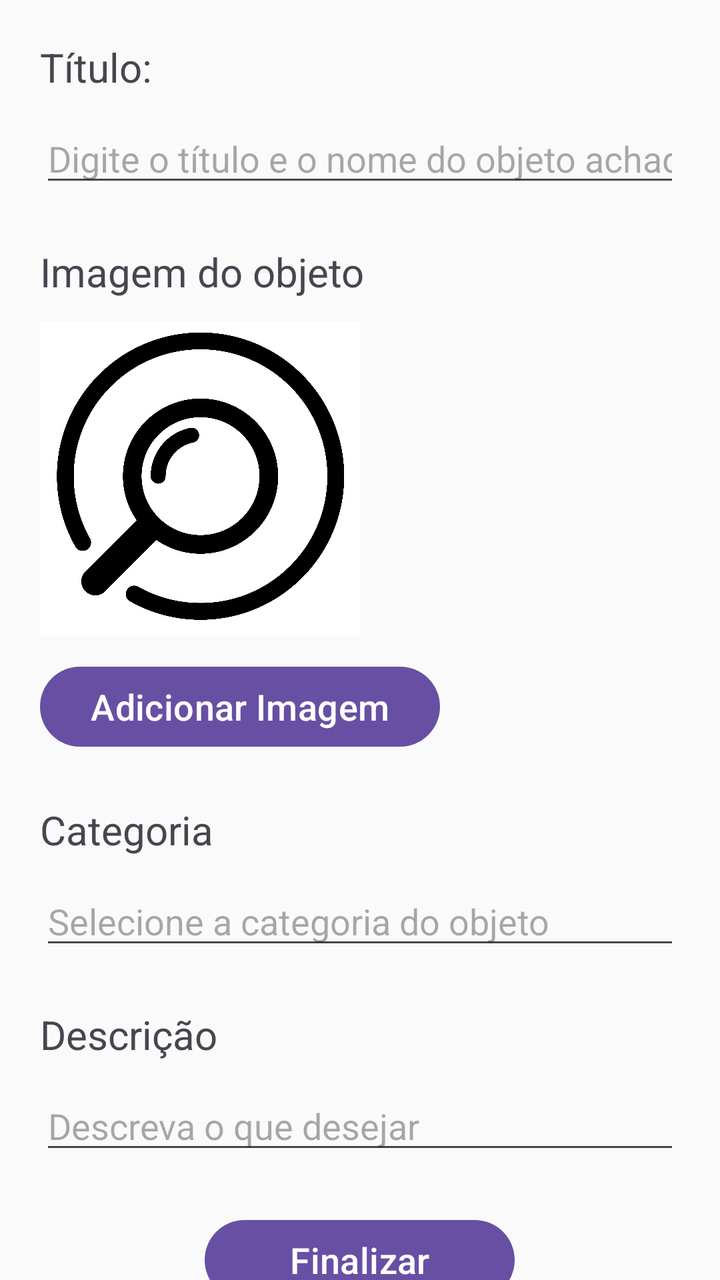
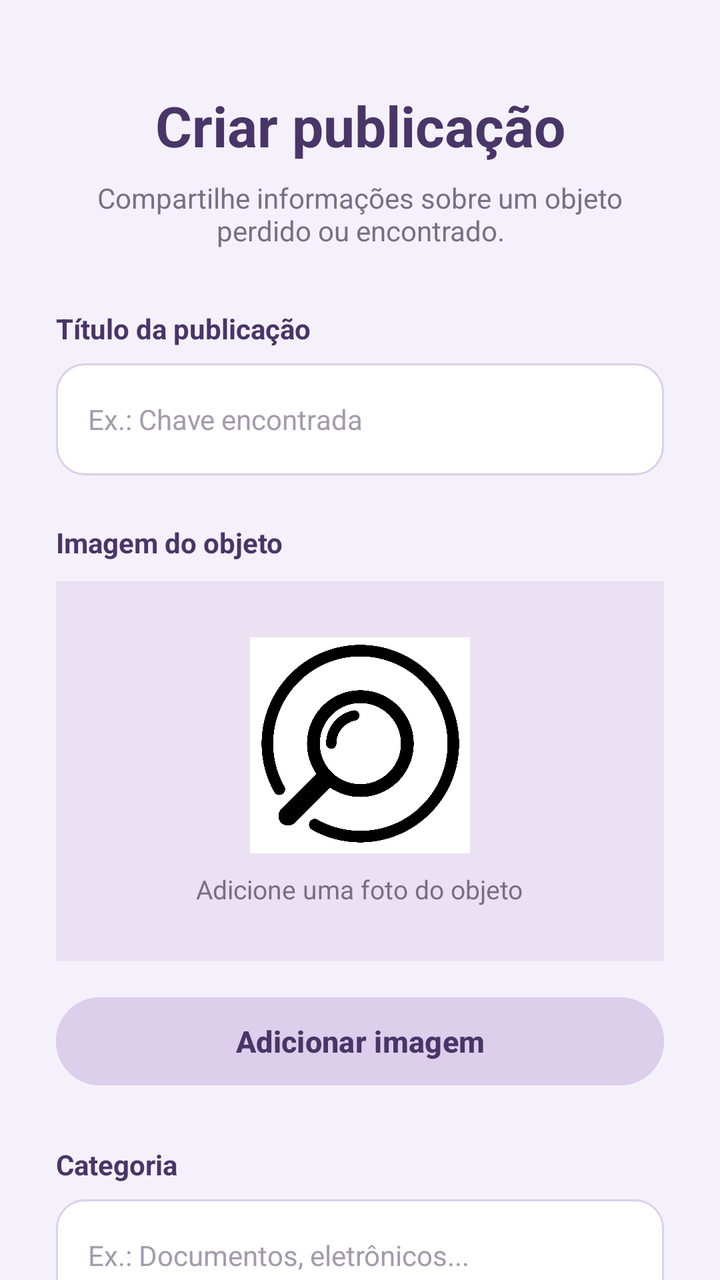

Before-and-after screenshots of an Android layout around one commit, followed by the original layout XML and the change that was made.
<!-- AndroidManifest.xml: application theme Theme.ProjetoAchadosPerdidos -->
<!-- res/layout/tela_criar_postagem.xml -->
<?xml version="1.0" encoding="utf-8"?>
<androidx.core.widget.NestedScrollView xmlns:android="http://schemas.android.com/apk/res/android"
    xmlns:app="http://schemas.android.com/apk/res-auto"
    xmlns:tools="http://schemas.android.com/tools"
    android:layout_width="match_parent"
    android:layout_height="match_parent"
    android:background="#FAFAFA"
    android:fitsSystemWindows="true"
    android:id="@+id/TelaCriarPostagem"
    tools:context=".TelaCriarPostagem">

    <LinearLayout
        android:layout_width="match_parent"
        android:layout_height="wrap_content"
        android:orientation="vertical"
        android:padding="20dp">

        <TextView
            android:layout_width="match_parent"
            android:layout_height="wrap_content"
            android:textSize="20sp"
            android:layout_marginBottom="10sp"
            android:text="Título:">
        </TextView>

        <EditText
            android:id="@+id/editTextTitulo"
            android:layout_width="match_parent"
            android:layout_height="wrap_content"
            android:hint="Digite o título e o nome do objeto achado."
            android:inputType="text"
            android:layout_marginBottom="24dp"/>

        <TextView
            android:layout_width="match_parent"
            android:layout_height="wrap_content"
            android:textSize="20sp"
            android:layout_marginBottom="10sp"
            android:text="Imagem do objeto">
        </TextView>

        <ImageView
            android:layout_width="160dp"
            android:layout_height="160dp"
            android:layout_gravity="start"
            android:layout_marginBottom="10sp"
            android:src="@drawable/logo_app"/>

        <Button
            android:id="@+id/buttonImagem"
            android:layout_width="200sp"
            android:layout_height="wrap_content"
            android:layout_gravity="start"
            android:text="Adicionar Imagem"
            android:textSize="18sp"
            android:layout_marginBottom="24dp"/>

        <TextView
            android:layout_width="match_parent"
            android:layout_height="wrap_content"
            android:textSize="20sp"
            android:layout_marginBottom="10sp"
            android:text="Categoria">
        </TextView>

        <EditText
            android:id="@+id/editTextCategoria"
            android:layout_width="match_parent"
            android:layout_height="wrap_content"
            android:hint="Selecione a categoria do objeto"
            android:inputType="text"
            android:layout_marginBottom="24dp"/>

        <TextView
            android:layout_width="match_parent"
            android:layout_height="wrap_content"
            android:textSize="20sp"
            android:layout_marginBottom="10sp"
            android:text="Descrição">
        </TextView>

        <EditText
            android:id="@+id/editTextDescricao"
            android:layout_width="match_parent"
            android:layout_height="wrap_content"
            android:hint="Descreva o que desejar"
            android:inputType="text"
            android:layout_marginBottom="24dp"/>

        <Button
            android:id="@+id/buttonFinalizar"
            android:layout_width="155sp"
            android:layout_height="wrap_content"
            android:layout_gravity="center"
            android:text="Finalizar"
            android:textSize="18sp"
            android:layout_marginBottom="24dp" />

        <Button
            android:id="@+id/buttonCancelar"
            android:layout_width="155sp"
            android:layout_height="wrap_content"
            android:layout_gravity="center"
            android:text="Cancelar"
            android:textSize="18sp"
            android:layout_marginBottom="24dp" />

    </LinearLayout>


</androidx.core.widget.NestedScrollView>
<!-- resources referenced by this layout -->
<resources>
  <!-- drawable logo_app: png bitmap (drawable, 271398 bytes) -->
  <style name="Theme.ProjetoAchadosPerdidos" parent="Base.Theme.ProjetoAchadosPerdidos" />
  <style name="Base.Theme.ProjetoAchadosPerdidos" parent="Theme.Material3.DayNight.NoActionBar">
          
          
      </style>
</resources>

<!-- the commit's change to res/layout/tela_criar_postagem.xml (unified diff, before → after) -->
@@ -1,111 +1,197 @@
 <?xml version="1.0" encoding="utf-8"?>
-<androidx.core.widget.NestedScrollView xmlns:android="http://schemas.android.com/apk/res/android"
+<androidx.core.widget.NestedScrollView
+    xmlns:android="http://schemas.android.com/apk/res/android"
     xmlns:app="http://schemas.android.com/apk/res-auto"
     xmlns:tools="http://schemas.android.com/tools"
+    android:id="@+id/TelaCriarPostagem"
     android:layout_width="match_parent"
     android:layout_height="match_parent"
-    android:background="#FAFAFA"
+    android:background="#F5F1FA"
+    android:fillViewport="true"
     android:fitsSystemWindows="true"
-    android:id="@+id/TelaCriarPostagem"
     tools:context=".TelaCriarPostagem">
 
     <LinearLayout
         android:layout_width="match_parent"
         android:layout_height="wrap_content"
         android:orientation="vertical"
-        android:padding="20dp">
+        android:gravity="center_horizontal"
+        android:paddingStart="28dp"
+        android:paddingEnd="28dp"
+        android:paddingTop="32dp"
+        android:paddingBottom="32dp">
 
+        
         <TextView
             android:layout_width="match_parent"
             android:layout_height="wrap_content"
-            android:textSize="20sp"
-            android:layout_marginBottom="10sp"
-            android:text="Título:">
-        </TextView>
+            android:text="Criar publicação"
+            android:textColor="#493568"
+            android:textSize="28sp"
+            android:textStyle="bold"
+            android:gravity="center"
+            android:layout_marginTop="12dp"
+            android:layout_marginBottom="8dp"/>
+
+        
+        <TextView
+            android:layout_width="match_parent"
+            android:layout_height="wrap_content"
+            android:text="Compartilhe informações sobre um objeto perdido ou encontrado."
+            android:textColor="#796F85"
+            android:textSize="14sp"
+            android:gravity="center"
+            android:layout_marginBottom="30dp"/>
+
+        
+        <TextView
+            android:layout_width="match_parent"
+            android:layout_height="wrap_content"
+            android:text="Título da publicação"
+            android:textColor="#493568"
+            android:textSize="14sp"
+            android:textStyle="bold"
+            android:layout_marginBottom="8dp"/>
 
         <EditText
             android:id="@+id/editTextTitulo"
             android:layout_width="match_parent"
-            android:layout_height="wrap_content"
-            android:hint="Digite o título e o nome do objeto achado."
-            android:inputType="text"
+            android:layout_height="56dp"
+            android:background="@drawable/bg_geral"
+            android:hint="Ex.: Chave encontrada"
+            android:paddingStart="16dp"
+            android:paddingEnd="16dp"
+            android:textColor="#30283B"
+            android:textColorHint="#A49AAD"
+            android:textSize="14sp"
+            android:inputType="textCapSentences"
+            android:singleLine="true"
             android:layout_marginBottom="24dp"/>
 
+        
         <TextView
             android:layout_width="match_parent"
             android:layout_height="wrap_content"
-            android:textSize="20sp"
-            android:layout_marginBottom="10sp"
-            android:text="Imagem do objeto">
-        </TextView>
+            android:text="Imagem do objeto"
+            android:textColor="#493568"
+            android:textSize="14sp"
+            android:textStyle="bold"
+            android:layout_marginBottom="10dp"/>
 
-        <ImageView
-            android:layout_width="160dp"
-            android:layout_height="160dp"
-            android:layout_gravity="start"
-            android:layout_marginBottom="10sp"
-            android:src="@drawable/logo_app"/>
+        
+        <LinearLayout
+            android:layout_width="match_parent"
+            android:layout_height="190dp"
+            android:orientation="vertical"
+            android:gravity="center"
+            android:background="#EAE1F3"
+            android:layout_marginBottom="14dp">
+
+            <ImageView
+                android:layout_width="110dp"
+                android:layout_height="110dp"
+                android:src="@drawable/logo_app"
+                android:scaleType="fitCenter"
+                android:contentDescription="Pré-visualização da imagem do objeto"/>
+
+            <TextView
+                android:layout_width="wrap_content"
+                android:layout_height="wrap_content"
+                android:text="Adicione uma foto do objeto"
+                android:textColor="#796F85"
+                android:textSize="13sp"
+                android:layout_marginTop="8dp"/>
+
+        </LinearLayout>
 
         <Button
             android:id="@+id/buttonImagem"
-            android:layout_width="200sp"
-            android:layout_height="wrap_content"
-            android:layout_gravity="start"
-            android:text="Adicionar Imagem"
-            android:textSize="18sp"
-            android:layout_marginBottom="24dp"/>
+            android:layout_width="match_parent"
+            android:layout_height="52dp"
+            android:text="Adicionar imagem"
+            android:textSize="15sp"
+            android:textStyle="bold"
+            android:textColor="#493568"
+            android:textAllCaps="false"
+            android:backgroundTint="#DCCFEB"
+            android:layout_marginBottom="26dp"/>
 
+        
         <TextView
             android:layout_width="match_parent"
             android:layout_height="wrap_content"
-            android:textSize="20sp"
-            android:layout_marginBottom="10sp"
-            android:text="Categoria">
-        </TextView>
+            android:text="Categoria"
+            android:textColor="#493568"
+            android:textSize="14sp"
+            android:textStyle="bold"
+            android:layout_marginBottom="8dp"/>
 
         <EditText
             android:id="@+id/editTextCategoria"
             android:layout_width="match_parent"
-            android:layout_height="wrap_content"
-            android:hint="Selecione a categoria do objeto"
-            android:inputType="text"
+            android:layout_height="56dp"
+            android:background="@drawable/bg_geral"
+            android:hint="Ex.: Documentos, eletrônicos..."
+            android:paddingStart="16dp"
+            android:paddingEnd="16dp"
+            android:textColor="#30283B"
+            android:textColorHint="#A49AAD"
+            android:textSize="14sp"
+            android:inputType="textCapSentences"
+            android:singleLine="true"
             android:layout_marginBottom="24dp"/>
 
+        
         <TextView
             android:layout_width="match_parent"
             android:layout_height="wrap_content"
-            android:textSize="20sp"
-            android:layout_marginBottom="10sp"
-            android:text="Descrição">
-        </TextView>
+            android:text="Descrição"
+            android:textColor="#493568"
+            android:textSize="14sp"
+            android:textStyle="bold"
+            android:layout_marginBottom="8dp"/>
 
         <EditText
             android:id="@+id/editTextDescricao"
             android:layout_width="match_parent"
-            android:layout_height="wrap_content"
-            android:hint="Descreva o que desejar"
-            android:inputType="text"
-            android:layout_marginBottom="24dp"/>
+            android:layout_height="120dp"
+            android:background="@drawable/bg_geral"
+            android:hint="Descreva as características do objeto, local onde foi encontrado ou outras informações importantes..."
+            android:padding="16dp"
+            android:gravity="top|start"
+            android:textColor="#30283B"
+            android:textColorHint="#A49AAD"
+            android:textSize="14sp"
+            android:inputType="textMultiLine|textCapSentences"
+            android:layout_marginBottom="32dp"/>
 
+        
         <Button
             android:id="@+id/buttonFinalizar"
-            android:layout_width="155sp"
-            android:layout_height="wrap_content"
-            android:layout_gravity="center"
-            android:text="Finalizar"
-            android:textSize="18sp"
-            android:layout_marginBottom="24dp" />
+            android:layout_width="match_parent"
+            android:layout_height="56dp"
+            android:text="Publicar"
+            android:textSize="16sp"
+            android:textStyle="bold"
+            android:textColor="#FFFFFF"
+            android:textAllCaps="false"
+            android:backgroundTint="#493568"
+            android:elevation="4dp"
+            android:layout_marginBottom="16dp"/>
 
+        
         <Button
             android:id="@+id/buttonCancelar"
-            android:layout_width="155sp"
-            android:layout_height="wrap_content"
-            android:layout_gravity="center"
+            android:layout_width="match_parent"
+            android:layout_height="52dp"
             android:text="Cancelar"
-            android:textSize="18sp"
-            android:layout_marginBottom="24dp" />
+            android:textSize="15sp"
+            android:textStyle="bold"
+            android:textColor="#493568"
+            android:textAllCaps="false"
+            android:backgroundTint="#DCCFEB"
+            android:layout_marginBottom="12dp"/>
 
     </LinearLayout>
 
-
 </androidx.core.widget.NestedScrollView>
<!-- resource entries referenced after the edit -->
@@ -1,5 +1,23 @@
 <!-- resources referenced by this layout -->
 <resources>
+  <!-- drawable bg_geral (drawable) -->
+  <?xml version="1.0" encoding="utf-8"?>
+  <shape xmlns:android="http://schemas.android.com/apk/res/android"
+      android:shape="rectangle">
+  
+      <solid android:color="#FFFFFF"/>
+  
+      <corners android:radius="14dp"/>
+  
+      <stroke
+          android:width="1dp"
+          android:color="#DCCFEB"/>
+  
+      <padding
+          android:left="4dp"
+          android:right="4dp"/>
+  
+  </shape>
   <!-- drawable logo_app: png bitmap (drawable, 271398 bytes) -->
   <style name="Theme.ProjetoAchadosPerdidos" parent="Base.Theme.ProjetoAchadosPerdidos" />
   <style name="Base.Theme.ProjetoAchadosPerdidos" parent="Theme.Material3.DayNight.NoActionBar">
